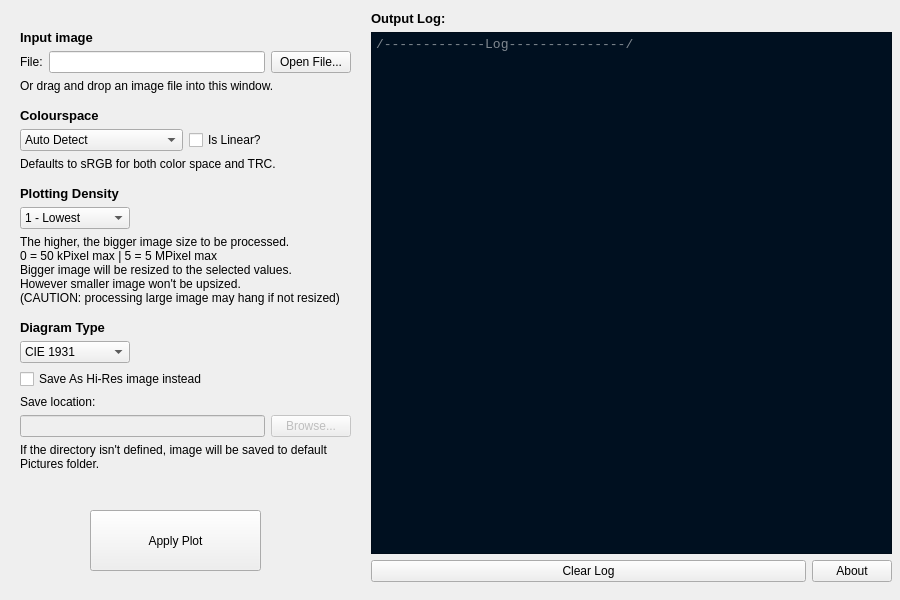
Above: src/MainUIwindow.ui from kampidh/Colour-Gamut-Plotter before the change. Below: the same form after it.
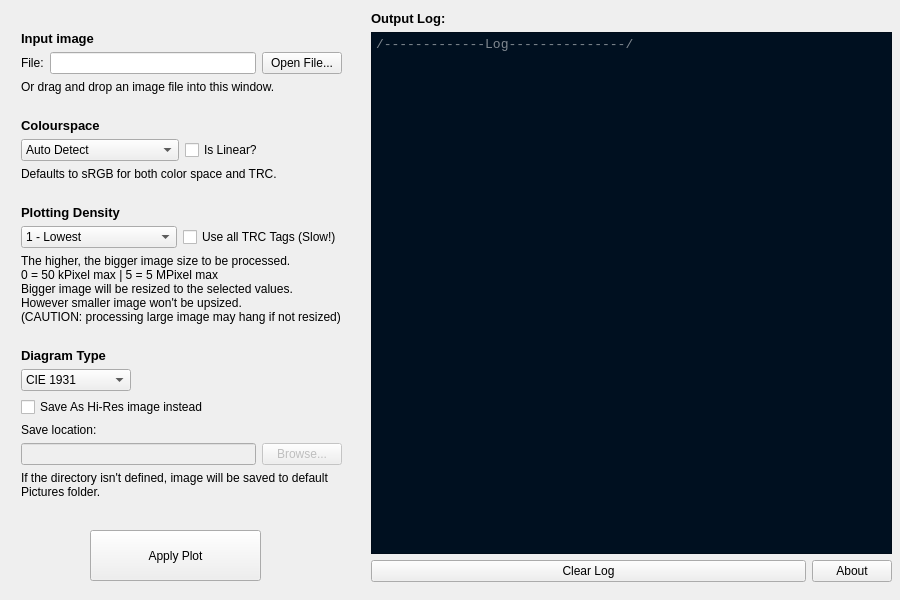
That is the form after the change.

Commit message:
Better auto colourspace detection
Added the feature from here: https://github.com/kampidh/Colour-Gamut-Plotter/issues/1

```diff
--- a/src/MainUIwindow.ui
+++ b/src/MainUIwindow.ui
@@ -45,9 +45,9 @@
     <property name="geometry">
      <rect>
       <x>90</x>
-      <y>510</y>
+      <y>530</y>
       <width>171</width>
-      <height>61</height>
+      <height>51</height>
      </rect>
     </property>
     <property name="text">
@@ -132,17 +132,17 @@
      </item>
     </layout>
    </widget>
-   <widget class="QWidget" name="">
+   <widget class="QWidget" name="layoutWidget">
     <property name="geometry">
      <rect>
-      <x>20</x>
-      <y>30</y>
-      <width>331</width>
-      <height>441</height>
+      <x>21</x>
+      <y>31</y>
+      <width>321</width>
+      <height>468</height>
      </rect>
     </property>
     <layout class="QGridLayout" name="gridLayout">
-     <item row="0" column="0" colspan="2">
+     <item row="0" column="0">
       <widget class="QLabel" name="label_2">
        <property name="font">
         <font>
@@ -156,7 +156,7 @@
        </property>
       </widget>
      </item>
-     <item row="1" column="0" colspan="3">
+     <item row="1" column="0" colspan="2">
       <layout class="QHBoxLayout" name="horizontalLayout">
        <item>
         <widget class="QLabel" name="label">
@@ -187,7 +187,7 @@
        </item>
       </layout>
      </item>
-     <item row="2" column="0" colspan="3">
+     <item row="2" column="0" colspan="2">
       <widget class="QLabel" name="label_11">
        <property name="text">
         <string>Or drag and drop an image file into this window.</string>
@@ -204,13 +204,13 @@
        </property>
        <property name="sizeHint" stdset="0">
         <size>
-         <width>20</width>
+         <width>90</width>
          <height>13</height>
         </size>
        </property>
       </spacer>
      </item>
-     <item row="4" column="0" colspan="2">
+     <item row="4" column="0">
       <widget class="QLabel" name="label_3">
        <property name="font">
         <font>
@@ -224,7 +224,7 @@
        </property>
       </widget>
      </item>
-     <item row="5" column="0" colspan="3">
+     <item row="5" column="0" colspan="2">
       <layout class="QHBoxLayout" name="horizontalLayout_2">
        <property name="spacing">
         <number>6</number>
@@ -273,7 +273,7 @@
        </item>
       </layout>
      </item>
-     <item row="6" column="0" colspan="3">
+     <item row="6" column="0" colspan="2">
       <widget class="QLabel" name="label_5">
        <property name="text">
         <string>Defaults to sRGB for both color space and TRC.</string>
@@ -290,13 +290,13 @@
        </property>
        <property name="sizeHint" stdset="0">
         <size>
-         <width>20</width>
+         <width>90</width>
          <height>13</height>
         </size>
        </property>
       </spacer>
      </item>
-     <item row="8" column="0" colspan="2">
+     <item row="8" column="0">
       <widget class="QLabel" name="label_6">
        <property name="font">
         <font>
@@ -310,7 +310,9 @@
        </property>
       </widget>
      </item>
-     <item row="9" column="0">
+     <item row="9" column="0" colspan="2">
+      <layout class="QHBoxLayout" name="horizontalLayout_5">
+       <item>
       <widget class="QComboBox" name="PlotDensityCombo">
        <property name="currentIndex">
         <number>1</number>
@@ -352,20 +354,23 @@
        </item>
       </widget>
      </item>
-     <item row="9" column="1" colspan="2">
-      <spacer name="horizontalSpacer_2">
-       <property name="orientation">
-        <enum>Qt::Horizontal</enum>
-       </property>
-       <property name="sizeHint" stdset="0">
-        <size>
-         <width>40</width>
-         <height>20</height>
-        </size>
-       </property>
-      </spacer>
-     </item>
-     <item row="10" column="0" colspan="3">
+       <item>
+        <widget class="QCheckBox" name="useAllTagsCheckbox">
+         <property name="toolTip">
+          <string>By default, only the Red TRC Tag is used for all channel
+This option will utilize all the TRC Tags to each channel independently
+It could fix plotting for profile with different TRCs for each channel (like MarsRGB)
+
+However, this option is painstakingly slow</string>
+         </property>
+         <property name="text">
+          <string>Use all TRC Tags (Slow!)</string>
+         </property>
+        </widget>
+       </item>
+      </layout>
+     </item>
+     <item row="10" column="0" colspan="2">
       <widget class="QLabel" name="label_7">
        <property name="text">
         <string>The higher, the bigger image size to be processed.
@@ -389,13 +394,13 @@
        </property>
        <property name="sizeHint" stdset="0">
         <size>
-         <width>20</width>
+         <width>90</width>
          <height>13</height>
         </size>
        </property>
       </spacer>
      </item>
-     <item row="12" column="0" colspan="2">
+     <item row="12" column="0">
       <widget class="QLabel" name="label_8">
        <property name="font">
         <font>
@@ -423,7 +428,7 @@
        </item>
       </widget>
      </item>
-     <item row="13" column="2">
+     <item row="13" column="1">
       <spacer name="horizontalSpacer">
        <property name="orientation">
         <enum>Qt::Horizontal</enum>
@@ -436,7 +441,7 @@
        </property>
       </spacer>
      </item>
-     <item row="14" column="0" colspan="3">
+     <item row="14" column="0" colspan="2">
       <widget class="QCheckBox" name="SaveAsCheckbox">
        <property name="text">
         <string>Save As Hi-Res image instead</string>
@@ -450,7 +455,7 @@
        </property>
       </widget>
      </item>
-     <item row="16" column="0" colspan="3">
+     <item row="16" column="0" colspan="2">
       <layout class="QHBoxLayout" name="horizontalLayout_3">
        <item>
         <widget class="QLineEdit" name="SaveDirectoryInput">
@@ -474,7 +479,7 @@
        </item>
       </layout>
      </item>
-     <item row="17" column="0" colspan="3">
+     <item row="17" column="0" colspan="2">
       <widget class="QLabel" name="label_10">
        <property name="text">
         <string>If the directory isn't defined, image will be saved to default Pictures folder.</string>
```
Lines whose indentation alone changed are shown as unchanged. The commit also changes 2 other files.
